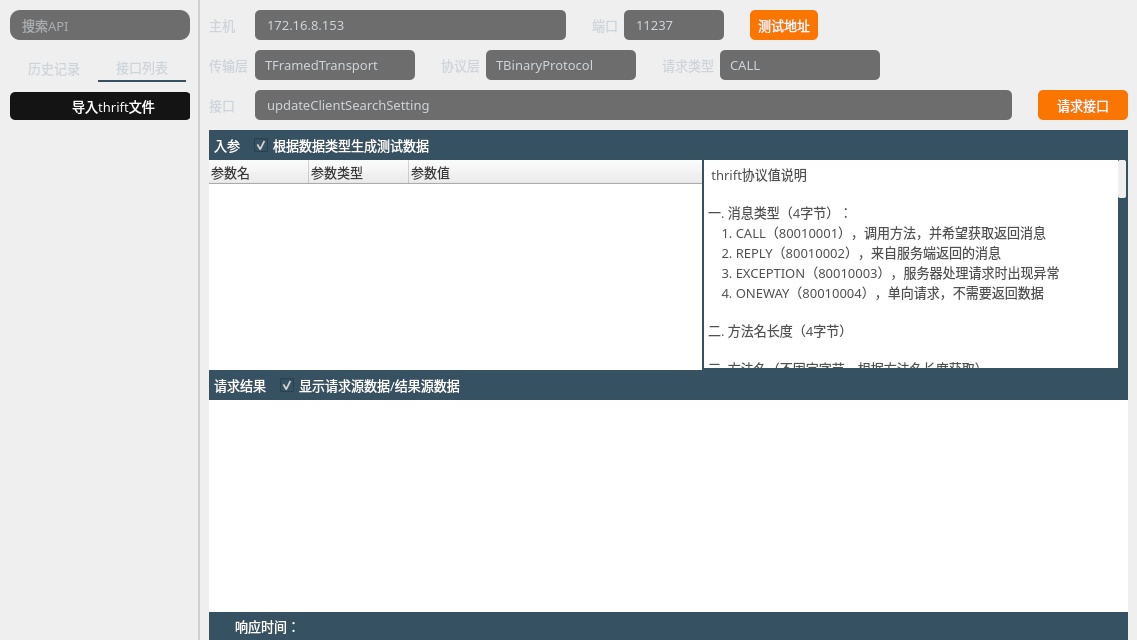
Above: thriftwidget.ui from HuaGouFdog/Fdog-Kit before the change. Below: the same form after it.
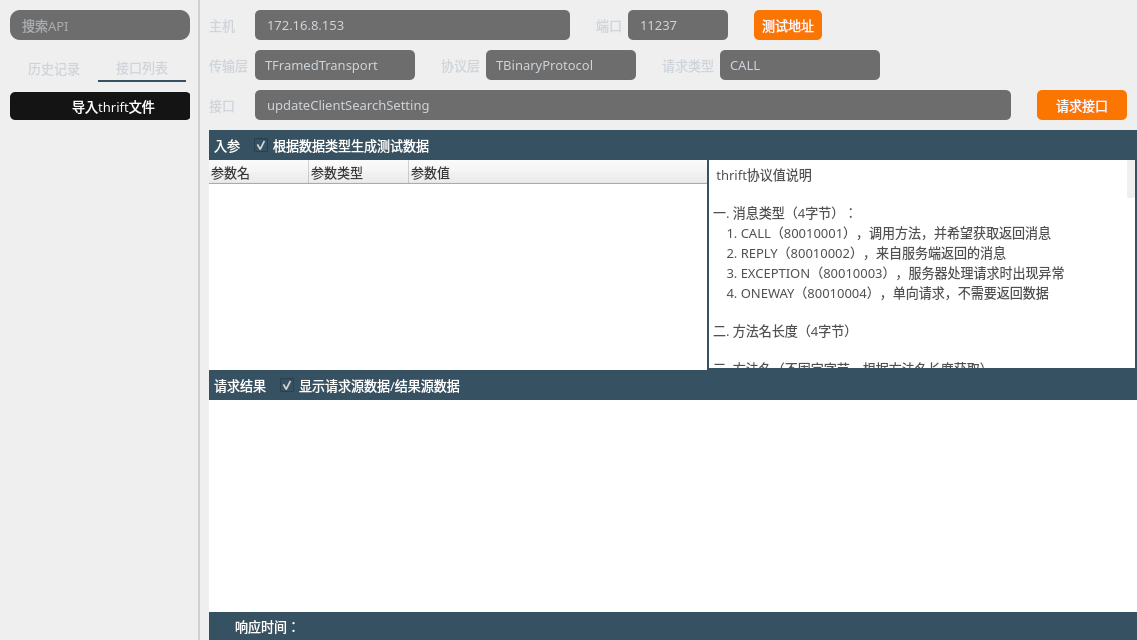
That is the form after the change. Icons and pictures are not drawn.

Commit message: 优化ui

```diff
--- a/thriftwidget.ui
+++ b/thriftwidget.ui
@@ -483,7 +483,7 @@
        <number>7</number>
       </property>
       <property name="rightMargin">
-       <number>9</number>
+       <number>0</number>
       </property>
       <property name="bottomMargin">
        <number>0</number>
@@ -1023,7 +1023,7 @@
           <number>0</number>
          </property>
          <property name="rightMargin">
-          <number>0</number>
+          <number>10</number>
          </property>
          <property name="bottomMargin">
           <number>0</number>
@@ -1157,12 +1157,20 @@
           <string notr="true">QComboBox{
 	font: 10pt &quot;OPPOSans B&quot;;
 	color:#ffffff;
-	border:0px solid #8a8a8a;
 	color: rgb(138, 138, 138);
-	border-radius:5px;
 	background:transparent;
+	border-radius: 0px;
 }
 
+QComboBox::focus {
+border: 1px solid rgb(255, 104, 17);
+}
+
+QComboBox::hover {
+border: 1px solid rgb(255, 104, 17);
+}
+
+
 QComboBox QAbstractItemView{
 	font: 10pt &quot;OPPOSans B&quot;;
 	color:#ffffff;
@@ -1422,10 +1430,19 @@
 font: 10pt &quot;OPPOSans B&quot;;
 color:#ced4da;
 background-color: rgba(255, 255, 255, 0);
-border: 1px solid rgba(255, 255, 255, 0);
 border-radius: 0px;
 padding-left:0px;
 padding-right:0px;
+
+}
+
+
+QLineEdit::focus {
+border: 1px solid rgb(255, 104, 17);
+}
+
+QLineEdit::hover {
+border: 1px solid rgb(255, 104, 17);
 }
 
 QToolButton {
@@ -1453,7 +1470,7 @@
 	height: 28px;
 	color: rgb(255, 255, 255);
 	outline: 0px;
-	border-bottom: 1px solid rgba(207, 207, 207,50);
+	border-bottom: 1px solid rgba(197, 197, 197, 50);
 }
 
 QTreeWidget::item:hover {
@@ -1602,7 +1619,7 @@
             </widget>
             <widget class="QWidget" name="widget_thrift" native="true">
              <property name="styleSheet">
-              <string notr="true">background-color: rgb(54, 81, 97);</string>
+              <string notr="true"/>
              </property>
              <layout class="QVBoxLayout" name="verticalLayout_4">
               <property name="spacing">
@@ -1634,6 +1651,9 @@
                   <height>28</height>
                  </size>
                 </property>
+                <property name="styleSheet">
+                 <string notr="true"/>
+                </property>
                 <layout class="QHBoxLayout" name="horizontalLayout_7">
                  <property name="spacing">
                   <number>0</number>
@@ -1674,8 +1694,8 @@
                    <property name="styleSheet">
                     <string notr="true">background-color: rgb(54, 81, 97);
 color: rgb(255, 255, 255);
-padding-left:2px;
-padding-right:10px;</string>
+padding-left:0px;
+padding-right:px;</string>
                    </property>
                    <property name="text">
                     <string/>
```
The commit also changes 2 other files.
